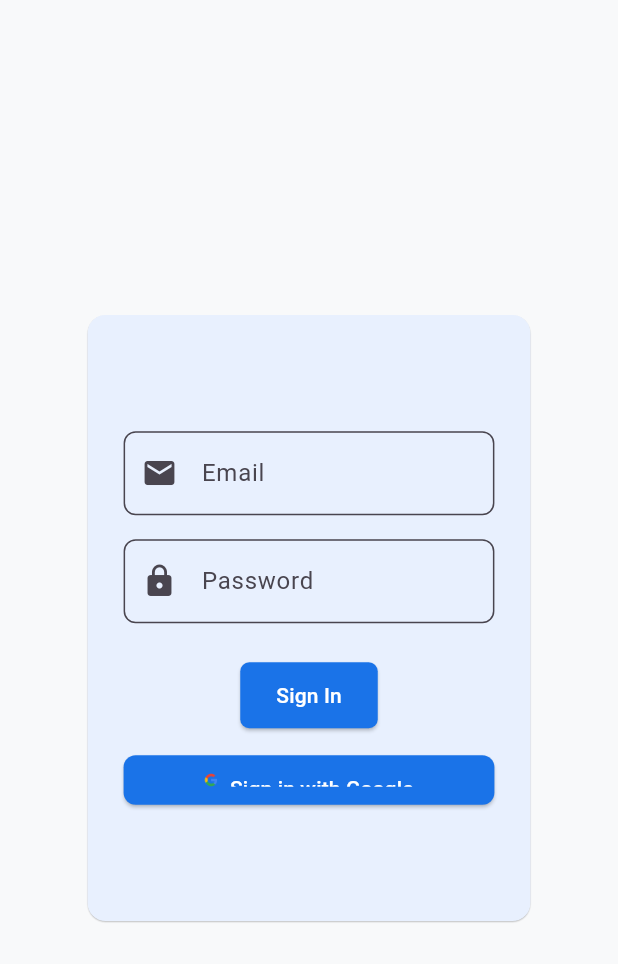
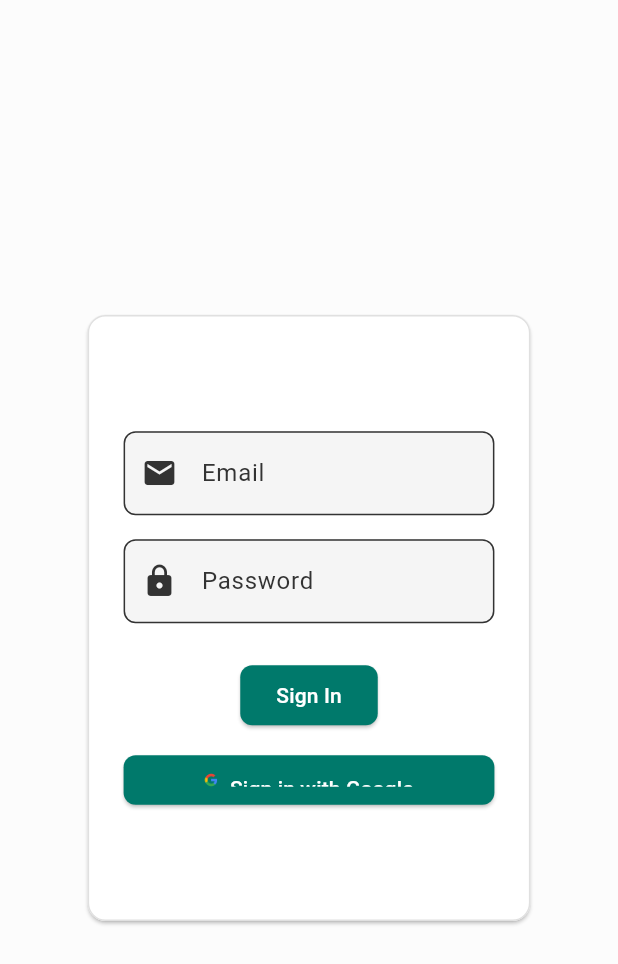
Before and after one commit to divyamD13/docu_sync, a Flutter app: the screen it shows after launch, on a phone screen of 412 x 824 dp. Shown: the top 964 px of the screen. Run offline on Flutter 3.47's test engine with Material 3 defaults, Android fonts, the light colour scheme and no system bars.

Commit message:
updated theme and colors file

```diff
--- a/lib/constants/colors.dart
+++ b/lib/constants/colors.dart
@@ -1,19 +1,27 @@
 import 'package:flutter/material.dart';
 
+// A class to hold all the color constants for the app.
+// This follows the "Modern & Minimalist" palette.
 class AppColors {
-  static const Color primaryBlue = Color(0xFF1A73E8); // Google Docs blue
-  static const Color lightBlue = Color(0xFFE8F0FE);   // Light background for inputs
-  static const Color white = Colors.white;
-  static const Color black = Colors.black;
-  static const Color greyText = Color(0xFF5F6368);
-  static const Color borderGrey = Color(0xFFDDDDDD);
-  static const Color errorRed = Color(0xFFEA4335);     // Google red
-  static const Color googleButtonColor = Color(0xFFFFFFFF); // Google button background
-  static const Color background = Color(0xFFF8F9FA);    // Docs background
+  // Private constructor to prevent instantiation.
+  AppColors._();
 
-  // Optional: Google brand colors
-  static const Color googleBlue = Color(0xFF4285F4);
-  static const Color googleRed = Color(0xFFDB4437);
-  static const Color googleYellow = Color(0xFFF4B400);
-  static const Color googleGreen = Color(0xFF0F9D58);
+  // --- Primary Palette ---
+  static const Color primary = Color(0xFF00796B); // Deep Teal
+  static const Color background = Color(0xFFFCFCFC); // Clean Off-White
+  static const Color text = Color(0xFF333333); // Near Black
+  static const Color subtleUi = Color(0xFFE0E0E0); // Soft Gray for borders/dividers
+
+  // --- Dark Theme Palette ---
+  static const Color darkBackground = Color(0xFF1A1A1A); // Deep, dark gray
+  static const Color darkSurface = Color(0xFF2C2C2C); // Slightly lighter gray for cards/surfaces
+  static const Color darkText = Color(0xFFF5F5F5); // Clean Off-White for text
+
+  // --- Semantic Colors ---
+  static const Color error = Color(0xFFD32F2F); // Standard error red
+  static const Color success = Color(0xFF388E3C); // Standard success green
+
+  // --- Neutral Colors ---
+  static const Color white = Color(0xFFFFFFFF);
+  static const Color black = Color(0xFF000000);
 }
--- a/lib/constants/theme.dart
+++ b/lib/constants/theme.dart
@@ -1,60 +1,174 @@
+import 'package:docu_sync/constants/colors.dart';
 import 'package:flutter/material.dart';
-import 'colors.dart';
 
-final ThemeData appTheme = ThemeData(
+class AppTheme {
+  AppTheme._();
+
+  //========= LIGHT THEME =========//
+  static final ThemeData lightTheme = ThemeData(
+    brightness: Brightness.light,
+    primaryColor: AppColors.primary,
     scaffoldBackgroundColor: AppColors.background,
-  primaryColor: AppColors.primaryBlue,
-  fontFamily: 'Roboto',
+    fontFamily: 'Roboto', // Or your preferred font
+
+    // Define the color scheme
+    colorScheme: const ColorScheme.light(
+      primary: AppColors.primary,
+      secondary: AppColors.primary, // Often the same as primary
+      surface: AppColors.background,
+      background: AppColors.background,
+      error: AppColors.error,
+      onPrimary: AppColors.white, // Text on primary color
+      onSecondary: AppColors.white,
+      onSurface: AppColors.text, // Text on surface color
+      onBackground: AppColors.text,
+      onError: AppColors.white,
+    ),
+
+    // Define text theme
+    textTheme: const TextTheme(
+      displayLarge: TextStyle(color: AppColors.text, fontWeight: FontWeight.bold),
+      displayMedium: TextStyle(color: AppColors.text, fontWeight: FontWeight.bold),
+      bodyLarge: TextStyle(color: AppColors.text),
+      bodyMedium: TextStyle(color: AppColors.text, height: 1.5), // Main text style for editor
+    ),
+
+    // Define AppBar theme
     appBarTheme: const AppBarTheme(
-    backgroundColor: Color.fromARGB(255, 159, 177, 213),
-    elevation: 1,
-    iconTheme: IconThemeData(color: AppColors.black),
-    titleTextStyle: TextStyle(
-      color: AppColors.black,
-      fontWeight: FontWeight.w500,
-      fontSize: 20,
+      backgroundColor: AppColors.background,
+      foregroundColor: AppColors.text, // Color for icons and title
+      elevation: 0,
+      iconTheme: IconThemeData(color: AppColors.text),
     ),
-  ),
-  inputDecorationTheme: InputDecorationTheme(
-    filled: true,
-    fillColor: AppColors.lightBlue,
-    border: OutlineInputBorder(
-      borderRadius: BorderRadius.circular(6),
-      borderSide: BorderSide(color: AppColors.borderGrey),
-    ),
-    focusedBorder: OutlineInputBorder(
-      borderRadius: BorderRadius.circular(6),
-      borderSide: BorderSide(color: AppColors.primaryBlue, width: 2),
-    ),
-    labelStyle: TextStyle(color: AppColors.greyText),
-  ),
+
+    // Define button themes
     elevatedButtonTheme: ElevatedButtonThemeData(
       style: ElevatedButton.styleFrom(
-      backgroundColor: AppColors.primaryBlue,
+        backgroundColor: AppColors.primary,
         foregroundColor: AppColors.white,
-      padding: const EdgeInsets.symmetric(horizontal: 24, vertical: 12),
-      shape: RoundedRectangleBorder(
-        borderRadius: BorderRadius.circular(6),
-      ),
+        shape: RoundedRectangleBorder(borderRadius: BorderRadius.circular(8)),
       ),
     ),
     outlinedButtonTheme: OutlinedButtonThemeData(
       style: OutlinedButton.styleFrom(
-      foregroundColor: AppColors.primaryBlue,
-      side: const BorderSide(color: AppColors.primaryBlue),
-      padding: const EdgeInsets.symmetric(horizontal: 24, vertical: 12),
-      shape: RoundedRectangleBorder(
-        borderRadius: BorderRadius.circular(6),
-      ),
+        foregroundColor: AppColors.primary,
+        side: const BorderSide(color: AppColors.subtleUi),
+        shape: RoundedRectangleBorder(borderRadius: BorderRadius.circular(8)),
       ),
     ),
     textButtonTheme: TextButtonThemeData(
       style: TextButton.styleFrom(
-      foregroundColor: AppColors.primaryBlue,
+        foregroundColor: AppColors.primary,
       ),
     ),
-  snackBarTheme: SnackBarThemeData(
-    backgroundColor: AppColors.primaryBlue,
-    contentTextStyle: const TextStyle(color: AppColors.white),
+
+    // Define input decoration theme for text fields
+    inputDecorationTheme: InputDecorationTheme(
+      filled: true,
+      fillColor: Colors.grey.shade100,
+      border: OutlineInputBorder(
+        borderRadius: BorderRadius.circular(8),
+        borderSide: BorderSide.none,
+      ),
+      focusedBorder: OutlineInputBorder(
+        borderRadius: BorderRadius.circular(8),
+        borderSide: const BorderSide(color: AppColors.primary, width: 2),
+      ),
+      labelStyle: const TextStyle(color: AppColors.text),
+    ),
+
+    // Define card theme
+    cardTheme: CardTheme(
+      elevation: 1,
+      color: AppColors.white, // Cards can be slightly whiter than background
+      shape: RoundedRectangleBorder(
+        borderRadius: BorderRadius.circular(12),
+        side: const BorderSide(color: AppColors.subtleUi),
+      ),
     ),
   );
+
+
+  //========= DARK THEME =========//
+  static final ThemeData darkTheme = ThemeData(
+    brightness: Brightness.dark,
+    primaryColor: AppColors.primary,
+    scaffoldBackgroundColor: AppColors.darkBackground,
+    fontFamily: 'Roboto', // Or your preferred font
+
+    // Define the color scheme
+    colorScheme: const ColorScheme.dark(
+      primary: AppColors.primary,
+      secondary: AppColors.primary,
+      surface: AppColors.darkSurface,
+      background: AppColors.darkBackground,
+      error: AppColors.error,
+      onPrimary: AppColors.white,
+      onSecondary: AppColors.white,
+      onSurface: AppColors.darkText,
+      onBackground: AppColors.darkText,
+      onError: AppColors.white,
+    ),
+
+    // Define text theme
+    textTheme: const TextTheme(
+      displayLarge: TextStyle(color: AppColors.darkText, fontWeight: FontWeight.bold),
+      displayMedium: TextStyle(color: AppColors.darkText, fontWeight: FontWeight.bold),
+      bodyLarge: TextStyle(color: AppColors.darkText),
+      bodyMedium: TextStyle(color: AppColors.darkText, height: 1.5), // Main text style for editor
+    ),
+
+    // Define AppBar theme
+    appBarTheme: const AppBarTheme(
+      backgroundColor: AppColors.darkSurface,
+      foregroundColor: AppColors.darkText,
+      elevation: 0,
+      iconTheme: IconThemeData(color: AppColors.darkText),
+    ),
+
+    // Define button themes
+    elevatedButtonTheme: ElevatedButtonThemeData(
+      style: ElevatedButton.styleFrom(
+        backgroundColor: AppColors.primary,
+        foregroundColor: AppColors.white,
+        shape: RoundedRectangleBorder(borderRadius: BorderRadius.circular(8)),
+      ),
+    ),
+    outlinedButtonTheme: OutlinedButtonThemeData(
+      style: OutlinedButton.styleFrom(
+        foregroundColor: AppColors.primary,
+        side: BorderSide(color: Colors.grey.shade800),
+        shape: RoundedRectangleBorder(borderRadius: BorderRadius.circular(8)),
+      ),
+    ),
+    textButtonTheme: TextButtonThemeData(
+      style: TextButton.styleFrom(
+        foregroundColor: AppColors.primary,
+      ),
+    ),
+
+    // Define input decoration theme for text fields
+    inputDecorationTheme: InputDecorationTheme(
+      filled: true,
+      fillColor: AppColors.darkSurface,
+      border: OutlineInputBorder(
+        borderRadius: BorderRadius.circular(8),
+        borderSide: BorderSide.none,
+      ),
+      focusedBorder: OutlineInputBorder(
+        borderRadius: BorderRadius.circular(8),
+        borderSide: const BorderSide(color: AppColors.primary, width: 2),
+      ),
+      labelStyle: const TextStyle(color: AppColors.darkText),
+    ),
+
+    // Define card theme
+    cardTheme: CardTheme(
+      elevation: 0,
+      color: AppColors.darkSurface,
+      shape: RoundedRectangleBorder(
+        borderRadius: BorderRadius.circular(12),
+      ),
+    ),
+  );
+}
--- a/lib/main.dart
+++ b/lib/main.dart
@@ -12,8 +12,10 @@ class MyApp extends StatelessWidget {
   Widget build(BuildContext context) {
     return MaterialApp(
       debugShowCheckedModeBanner: false,
-      title: 'Flutter Demo',
-      theme: appTheme,
+      title: 'DocuSync',
+      theme: AppTheme.lightTheme,
+      darkTheme: AppTheme.darkTheme,
+      themeMode: ThemeMode.system,
       home: LoginScreen(),
     );
   }
--- a/lib/screens/login_screen.dart
+++ b/lib/screens/login_screen.dart
@@ -39,8 +39,6 @@ class _LoginScreenState extends State<LoginScreen> {
             .size
             .height * 0.5,
           child: Card(
-            elevation: 0.4,
-            color: AppColors.lightBlue,
             child: Padding(
               padding: const EdgeInsets.all(24.0),
               child: SizedBox(
```
Lines whose indentation alone changed are shown as unchanged.
